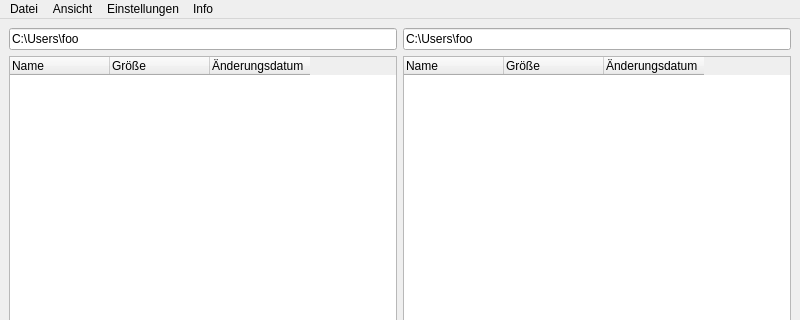
Old version of the form mainwindow.ui in the repository striezel/qt-commander; both pictures show x 0 to 800 and y 0 to 320 of the 800 by 600 pixel window.
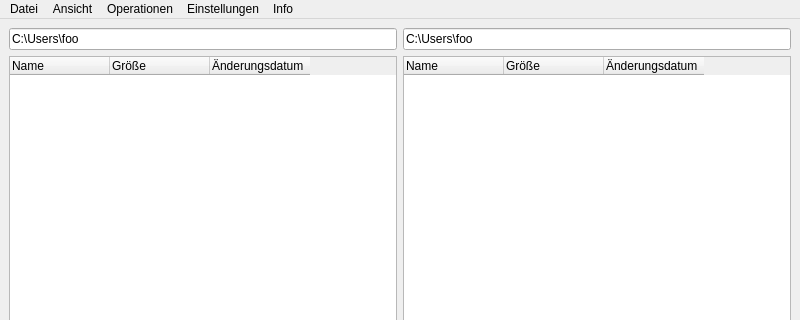
New version of the form. Icons and pictures are not drawn. Custom widgets are drawn as their Qt base class.

```diff
--- a/mainwindow.ui
+++ b/mainwindow.ui
@@ -227,8 +227,15 @@
     <addaction name="separator"/>
     <addaction name="actionAboutQt"/>
    </widget>
+   <widget class="QMenu" name="menuOperations">
+    <property name="title">
+     <string>Operationen</string>
+    </property>
+    <addaction name="actionCalculateChecksum"/>
+   </widget>
    <addaction name="menuFile"/>
    <addaction name="menuView"/>
+   <addaction name="menuOperations"/>
    <addaction name="menuSettings"/>
    <addaction name="menuInfo"/>
   </widget>
```
Left out of the diff: 5 changed lines with no effect on the pictures.
